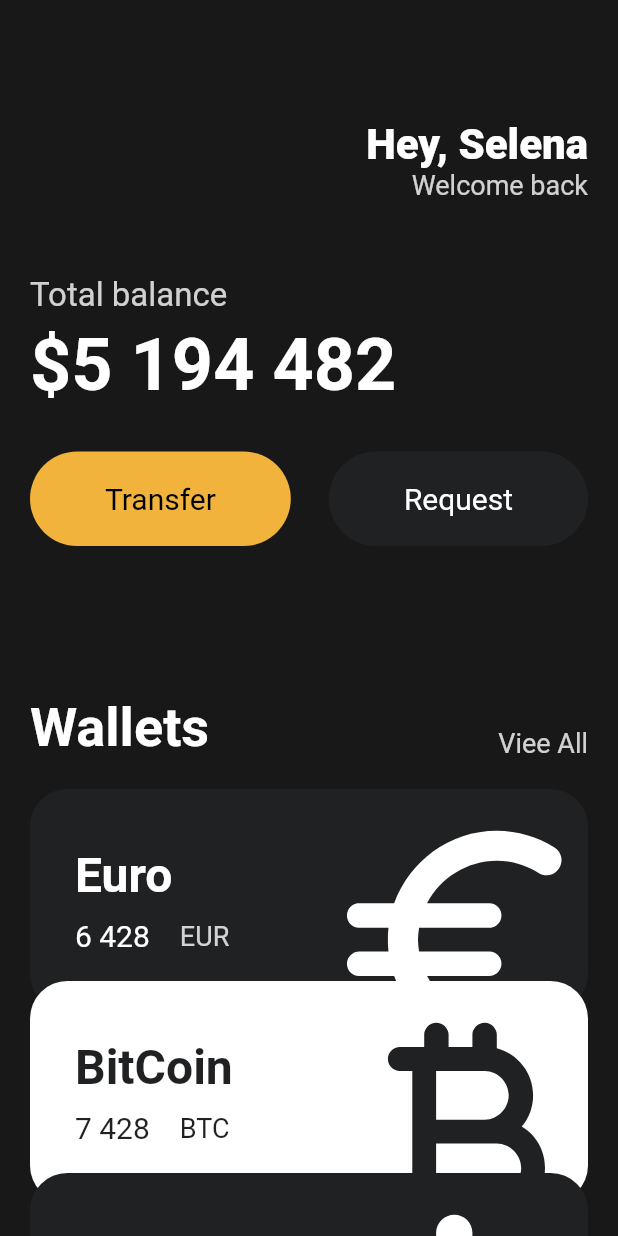
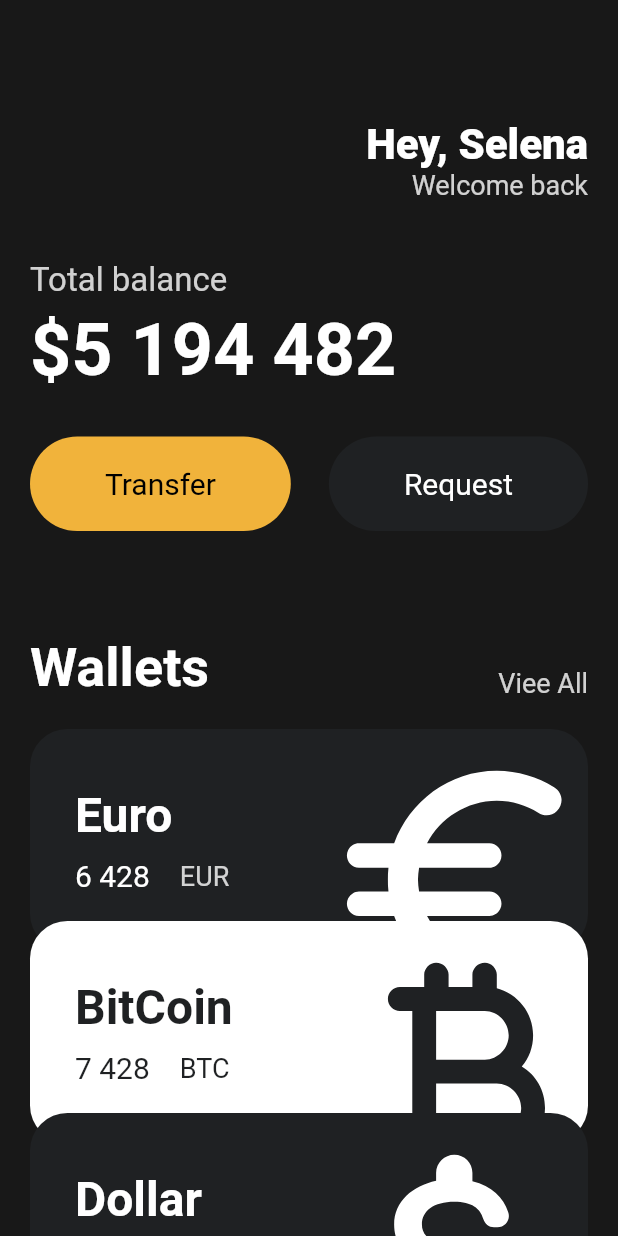
Before and after one commit to roykang75/flutter-nomad-currency_card, a Flutter app: the screen it shows after launch, on a phone screen of 412 x 824 dp. Run offline on Flutter 3.47's test engine with Material 2 defaults, Android fonts, the phone set to English and light mode, and no system bars.

```diff
--- a/lib/main.dart
+++ b/lib/main.dart
@@ -56,7 +56,7 @@ class App extends StatelessWidget {
                   ],
                 ),
                 const SizedBox(
-                  height: 50,
+                  height: 40,
                 ),
                 Text(
                   'Total balance',
@@ -95,7 +95,7 @@ class App extends StatelessWidget {
                   ],
                 ),
                 const SizedBox(
-                  height: 100,
+                  height: 70,
                 ),
                 Row(
                   mainAxisAlignment: MainAxisAlignment.spaceBetween,
@@ -127,26 +127,23 @@ class App extends StatelessWidget {
                   amount: '6 428',
                   icon: Icons.euro_rounded,
                   isInverted: false,
+                  offset: 0,
                 ),
-                Transform.translate(
-                  offset: const Offset(0, -20),
-                  child: const CurrencyCard(
+                const CurrencyCard(
                   name: 'BitCoin',
                   code: 'BTC',
                   amount: '7 428',
                   icon: Icons.currency_bitcoin_rounded,
                   isInverted: true,
+                  offset: 1,
                 ),
-                ),
-                Transform.translate(
-                  offset: const Offset(0, -40),
-                  child: const CurrencyCard(
+                const CurrencyCard(
                   name: 'Dollar',
                   code: 'USD',
                   amount: '428',
                   icon: Icons.attach_money_rounded,
                   isInverted: false,
-                  ),
+                  offset: 2,
                 ),
               ],
             ),
--- a/lib/widgets/currency_cart.dart
+++ b/lib/widgets/currency_cart.dart
@@ -4,6 +4,7 @@ class CurrencyCard extends StatelessWidget {
   final String name, code, amount;
   final IconData icon;
   final bool isInverted;
+  final double offset;
 
   final _blackColor = const Color(0xFF1F2123);
 
@@ -14,11 +15,14 @@ class CurrencyCard extends StatelessWidget {
     required this.amount,
     required this.icon,
     required this.isInverted,
+    required this.offset,
   });
 
   @override
   Widget build(BuildContext context) {
-    return Container(
+    return Transform.translate(
+      offset: Offset(0, -20 * offset),
+      child: Container(
         clipBehavior: Clip.hardEdge,
         decoration: BoxDecoration(
           color: isInverted ? Colors.white : const Color(0xFF1F2123),
@@ -85,6 +89,7 @@ class CurrencyCard extends StatelessWidget {
             ],
           ),
         ),
+      ),
     );
   }
 }
```
Lines whose indentation alone changed are shown as unchanged.
